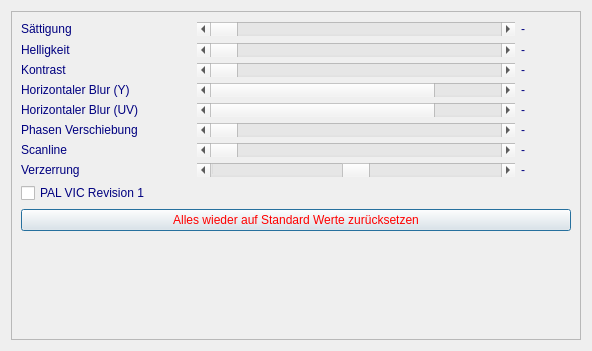
First picture: the form in src/video_crt_setup_window.ui, repository ThKattanek/emu64, before the edit.
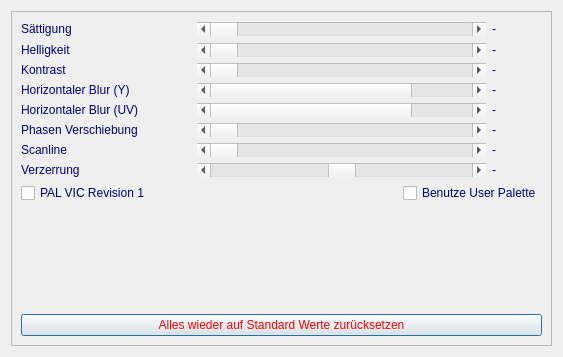
Second picture: the form after the edit.

Commit message: VideoCrtSetupWindow: User Palette kann auch im CRT Modus verwendet werden.

```diff
--- a/src/video_crt_setup_window.ui
+++ b/src/video_crt_setup_window.ui
@@ -9,8 +9,8 @@
    <rect>
     <x>0</x>
     <y>0</y>
-    <width>592</width>
-    <height>351</height>
+    <width>563</width>
+    <height>357</height>
    </rect>
   </property>
   <property name="sizePolicy">
@@ -51,8 +51,8 @@
        <rect>
         <x>0</x>
         <y>0</y>
-        <width>570</width>
-        <height>329</height>
+        <width>541</width>
+        <height>335</height>
        </rect>
       </property>
       <layout class="QVBoxLayout" name="verticalLayout">
@@ -668,6 +668,8 @@
         </layout>
        </item>
        <item>
+        <layout class="QHBoxLayout" name="horizontalLayout_9">
+         <item>
         <widget class="QCheckBox" name="FirstVicRevision">
          <property name="toolTip">
           <string>&lt;html&gt;&lt;head/&gt;&lt;body&gt;&lt;p&gt;Schaltet auf die allererste PAL VIC II Version um. Diese hatte lediglich 5 Luminanz Abstufungen, die nachfolgenden hatten dann 9.&lt;/p&gt;&lt;/body&gt;&lt;/html&gt;</string>
@@ -681,24 +683,29 @@
         </widget>
        </item>
        <item>
-        <widget class="QPushButton" name="Reset">
-         <property name="font">
-          <font>
-           <family>Arial</family>
-           <weight>50</weight>
-           <bold>false</bold>
-          </font>
-         </property>
-         <property name="focusPolicy">
-          <enum>Qt::TabFocus</enum>
-         </property>
+          <spacer name="horizontalSpacer">
+           <property name="orientation">
+            <enum>Qt::Horizontal</enum>
+           </property>
+           <property name="sizeHint" stdset="0">
+            <size>
+             <width>40</width>
+             <height>20</height>
+            </size>
+           </property>
+          </spacer>
+         </item>
+         <item>
+          <widget class="QCheckBox" name="enable_user_palette_crt_mode">
          <property name="styleSheet">
-          <string notr="true">color: rgb(255, 0, 0);</string>
+            <string notr="true">color: rgb(0,0, 128);</string>
          </property>
          <property name="text">
-          <string>Alles wieder auf Standard Werte zurücksetzen</string>
-         </property>
-        </widget>
+            <string>Benutze User Palette</string>
+           </property>
+          </widget>
+         </item>
+        </layout>
        </item>
        <item>
         <spacer name="verticalSpacer">
@@ -713,6 +720,26 @@
          </property>
         </spacer>
        </item>
+       <item>
+        <widget class="QPushButton" name="Reset">
+         <property name="font">
+          <font>
+           <family>Arial</family>
+           <weight>50</weight>
+           <bold>false</bold>
+          </font>
+         </property>
+         <property name="focusPolicy">
+          <enum>Qt::TabFocus</enum>
+         </property>
+         <property name="styleSheet">
+          <string notr="true">color: rgb(255, 0, 0);</string>
+         </property>
+         <property name="text">
+          <string>Alles wieder auf Standard Werte zurücksetzen</string>
+         </property>
+        </widget>
+       </item>
       </layout>
      </widget>
     </widget>
```
Lines whose indentation alone changed are shown as unchanged. The commit also changes 2 other files.
